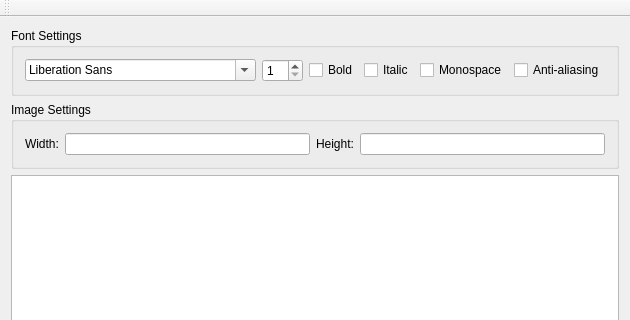
This is mainwindow.ui in JinpengLI/tesseract-trainer as Qt 5 draws it before an edit; both pictures show x 0 to 630 and y 0 to 320 of the 630 by 467 pixel window. The edited form follows.
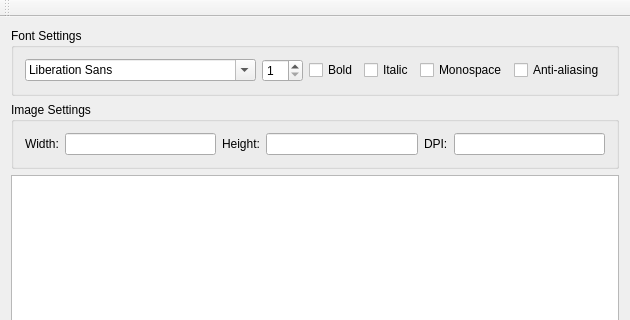
This is the edited form.

Commit message: support for specifying DPI by the user

What changed in the file:
```diff
--- a/mainwindow.ui
+++ b/mainwindow.ui
@@ -6,7 +6,7 @@
    <rect>
     <x>0</x>
     <y>0</y>
-    <width>549</width>
+    <width>555</width>
     <height>467</height>
    </rect>
   </property>
@@ -88,6 +88,16 @@
        <item>
         <widget class="QLineEdit" name="lineEditImageHeight"/>
        </item>
+       <item>
+        <widget class="QLabel" name="label_3">
+         <property name="text">
+          <string>DPI:</string>
+         </property>
+        </widget>
+       </item>
+       <item>
+        <widget class="QLineEdit" name="lineEditImageDPI"/>
+       </item>
       </layout>
      </widget>
     </item>
```
Left out of the diff: 2 changed lines with no effect on the pictures. The commit also changes 1 other file.
